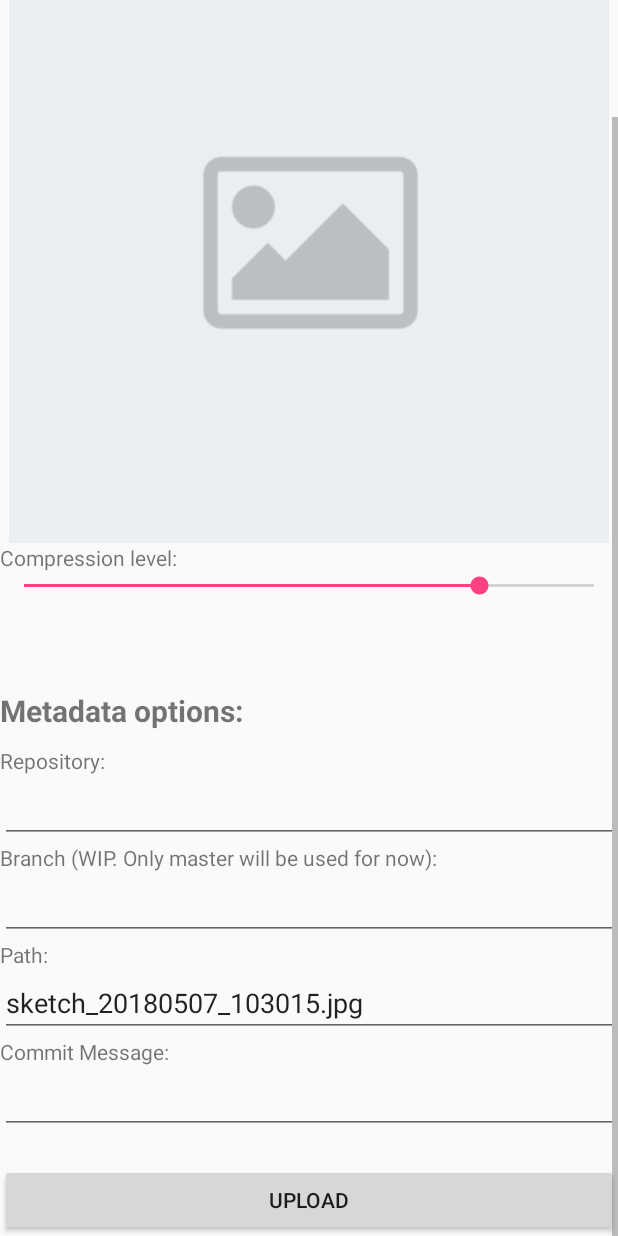
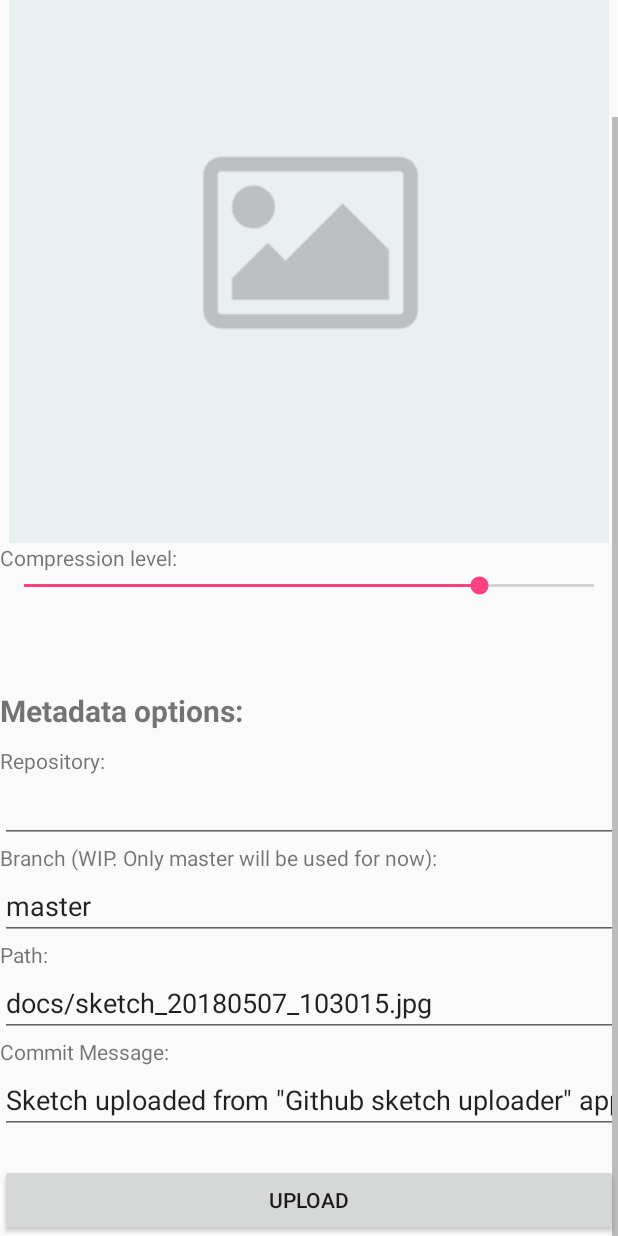
Before and after one commit to tholok97/github_sketch_uploader, an Android app: the TakePictureAndSetMetadataActivity screen opened directly, with no data from a screen before it, scrolled down 86 dp, on a phone screen of 412 x 824 dp. Run offline under Robolectric (Android 15) with nearby library versions, the phone set to English and light mode, and no system bars; libraries missing offline, so code that uses them is left out: org.eclipse.egit.

Commit message:
made defaults for defaults match

```diff
--- a/app/src/main/java/com/example/tholok/github_sketch_uploader/TakePictureAndSetMetadataActivity.java
+++ b/app/src/main/java/com/example/tholok/github_sketch_uploader/TakePictureAndSetMetadataActivity.java
@@ -415,12 +415,12 @@ public class TakePictureAndSetMetadataActivity extends AppCompatActivity {
      */
     private void loadFieldsFromPrefs() {
 
-        etBranch.setText(prefs.getString(PreferencesActivity.PREFS_BRANCH, ""));
-        etRepository.setText(prefs.getString(PreferencesActivity.PREFS_REPOSITORY, ""));
-        etCommitMessage.setText(prefs.getString(PreferencesActivity.PREFS_COMMIT_MESSAGE, ""));
+        etBranch.setText(prefs.getString(PreferencesActivity.PREFS_BRANCH,                  "master"));
+        etRepository.setText(prefs.getString(PreferencesActivity.PREFS_REPOSITORY,          ""));
+        etCommitMessage.setText(prefs.getString(PreferencesActivity.PREFS_COMMIT_MESSAGE,   "Sketch uploaded from \"Github sketch uploader\" app"));
 
         String filenameSuggestion = generateFileNameSuggestion();
-        String path = prefs.getString(PreferencesActivity.PREFS_FOLDER, "");
+        String path = prefs.getString(PreferencesActivity.PREFS_FOLDER,                     "docs/");
 
         etPath.setText(path + filenameSuggestion);
     }
```
